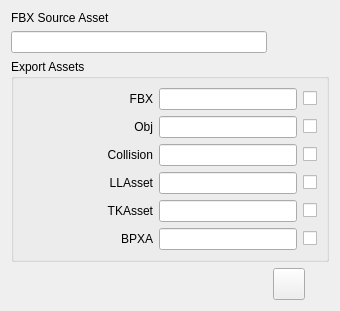
Before: the Qt Designer form tools/ArtistTools/source/BlastPlugin/UI/FileReferencesPanel.ui in NVIDIAGameWorks/Blast, drawn with Qt 5.
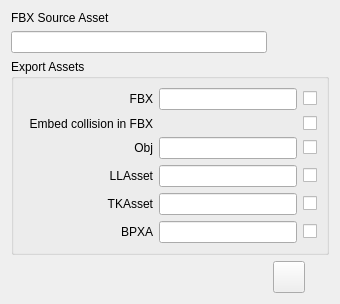
After: the same form once the commit is applied. Icons and pictures are not drawn.

```diff
--- a/tools/ArtistTools/source/BlastPlugin/UI/FileReferencesPanel.ui
+++ b/tools/ArtistTools/source/BlastPlugin/UI/FileReferencesPanel.ui
@@ -7,7 +7,7 @@
     <x>0</x>
     <y>0</y>
     <width>340</width>
-    <height>311</height>
+    <height>277</height>
    </rect>
   </property>
   <property name="sizePolicy">
@@ -139,120 +139,19 @@
       <string>Export Assets</string>
      </property>
      <layout class="QGridLayout" name="gridLayout_2">
-      <item row="0" column="0">
-       <widget class="QLabel" name="labelFBX">
-        <property name="sizePolicy">
-         <sizepolicy hsizetype="Fixed" vsizetype="Preferred">
-          <horstretch>0</horstretch>
-          <verstretch>0</verstretch>
-         </sizepolicy>
-        </property>
-        <property name="minimumSize">
-         <size>
-          <width>130</width>
-          <height>0</height>
-         </size>
-        </property>
-        <property name="maximumSize">
-         <size>
-          <width>130</width>
-          <height>16777215</height>
-         </size>
-        </property>
-        <property name="text">
-         <string>FBX</string>
-        </property>
-        <property name="alignment">
-         <set>Qt::AlignRight|Qt::AlignTrailing|Qt::AlignVCenter</set>
-        </property>
-       </widget>
-      </item>
       <item row="2" column="1">
-       <widget class="QLineEdit" name="lineEditCollision"/>
-      </item>
-      <item row="2" column="0">
-       <widget class="QLabel" name="labelCollision">
-        <property name="sizePolicy">
-         <sizepolicy hsizetype="Fixed" vsizetype="Preferred">
-          <horstretch>0</horstretch>
-          <verstretch>0</verstretch>
-         </sizepolicy>
-        </property>
-        <property name="minimumSize">
-         <size>
-          <width>130</width>
-          <height>0</height>
-         </size>
-        </property>
-        <property name="maximumSize">
-         <size>
-          <width>130</width>
-          <height>16777215</height>
-         </size>
-        </property>
-        <property name="text">
-         <string>Collision</string>
-        </property>
-        <property name="alignment">
-         <set>Qt::AlignRight|Qt::AlignTrailing|Qt::AlignVCenter</set>
-        </property>
-       </widget>
-      </item>
-      <item row="1" column="1">
        <widget class="QLineEdit" name="lineEditObj"/>
       </item>
-      <item row="0" column="1">
-       <widget class="QLineEdit" name="lineEditFBX"/>
-      </item>
-      <item row="1" column="0">
-       <widget class="QLabel" name="labelObj">
-        <property name="sizePolicy">
-         <sizepolicy hsizetype="Fixed" vsizetype="Preferred">
-          <horstretch>0</horstretch>
-          <verstretch>0</verstretch>
-         </sizepolicy>
-        </property>
-        <property name="minimumSize">
-         <size>
-          <width>130</width>
-          <height>0</height>
-         </size>
-        </property>
-        <property name="maximumSize">
-         <size>
-          <width>130</width>
-          <height>16777215</height>
-         </size>
-        </property>
-        <property name="text">
-         <string>Obj</string>
-        </property>
-        <property name="alignment">
-         <set>Qt::AlignRight|Qt::AlignTrailing|Qt::AlignVCenter</set>
-        </property>
-       </widget>
-      </item>
-      <item row="0" column="2">
-       <widget class="QCheckBox" name="checkBoxFBX">
-        <property name="text">
-         <string/>
-        </property>
-       </widget>
-      </item>
-      <item row="1" column="2">
-       <widget class="QCheckBox" name="checkBoxObj">
-        <property name="text">
-         <string/>
-        </property>
-       </widget>
-      </item>
       <item row="2" column="2">
-       <widget class="QCheckBox" name="checkBoxCollision">
+       <widget class="QCheckBox" name="checkBoxObj">
         <property name="text">
          <string/>
         </property>
        </widget>
       </item>
+      <item row="3" column="1">
+       <widget class="QLineEdit" name="lineEditLLAsset"/>
+      </item>
       <item row="3" column="0">
        <widget class="QLabel" name="labelLLAsset">
         <property name="sizePolicy">
@@ -281,8 +180,71 @@
         </property>
        </widget>
       </item>
-      <item row="3" column="1">
-       <widget class="QLineEdit" name="lineEditLLAsset"/>
+      <item row="0" column="2">
+       <widget class="QCheckBox" name="checkBoxFBX">
+        <property name="text">
+         <string/>
+        </property>
+       </widget>
+      </item>
+      <item row="2" column="0">
+       <widget class="QLabel" name="labelObj">
+        <property name="sizePolicy">
+         <sizepolicy hsizetype="Fixed" vsizetype="Preferred">
+          <horstretch>0</horstretch>
+          <verstretch>0</verstretch>
+         </sizepolicy>
+        </property>
+        <property name="minimumSize">
+         <size>
+          <width>130</width>
+          <height>0</height>
+         </size>
+        </property>
+        <property name="maximumSize">
+         <size>
+          <width>130</width>
+          <height>16777215</height>
+         </size>
+        </property>
+        <property name="text">
+         <string>Obj</string>
+        </property>
+        <property name="alignment">
+         <set>Qt::AlignRight|Qt::AlignTrailing|Qt::AlignVCenter</set>
+        </property>
+       </widget>
+      </item>
+      <item row="0" column="1">
+       <widget class="QLineEdit" name="lineEditFBX"/>
+      </item>
+      <item row="0" column="0">
+       <widget class="QLabel" name="labelFBX">
+        <property name="sizePolicy">
+         <sizepolicy hsizetype="Fixed" vsizetype="Preferred">
+          <horstretch>0</horstretch>
+          <verstretch>0</verstretch>
+         </sizepolicy>
+        </property>
+        <property name="minimumSize">
+         <size>
+          <width>130</width>
+          <height>0</height>
+         </size>
+        </property>
+        <property name="maximumSize">
+         <size>
+          <width>130</width>
+          <height>16777215</height>
+         </size>
+        </property>
+        <property name="text">
+         <string>FBX</string>
+        </property>
+        <property name="alignment">
+         <set>Qt::AlignRight|Qt::AlignTrailing|Qt::AlignVCenter</set>
+        </property>
+       </widget>
       </item>
       <item row="3" column="2">
        <widget class="QCheckBox" name="checkBoxLLAsset">
@@ -367,6 +329,41 @@
         </property>
        </widget>
       </item>
+      <item row="1" column="0">
+       <widget class="QLabel" name="labelEmbedFBXCollision">
+        <property name="sizePolicy">
+         <sizepolicy hsizetype="Fixed" vsizetype="Preferred">
+          <horstretch>0</horstretch>
+          <verstretch>0</verstretch>
+         </sizepolicy>
+        </property>
+        <property name="minimumSize">
+         <size>
+          <width>130</width>
+          <height>0</height>
+         </size>
+        </property>
+        <property name="maximumSize">
+         <size>
+          <width>130</width>
+          <height>16777215</height>
+         </size>
+        </property>
+        <property name="text">
+         <string>Embed collision in FBX</string>
+        </property>
+        <property name="alignment">
+         <set>Qt::AlignRight|Qt::AlignTrailing|Qt::AlignVCenter</set>
+        </property>
+       </widget>
+      </item>
+      <item row="1" column="2">
+       <widget class="QCheckBox" name="checkBoxEmbedFBXCollision">
+        <property name="text">
+         <string/>
+        </property>
+       </widget>
+      </item>
      </layout>
     </widget>
    </item>
```
Left out of the diff: 2 changed lines with no effect on the pictures.
